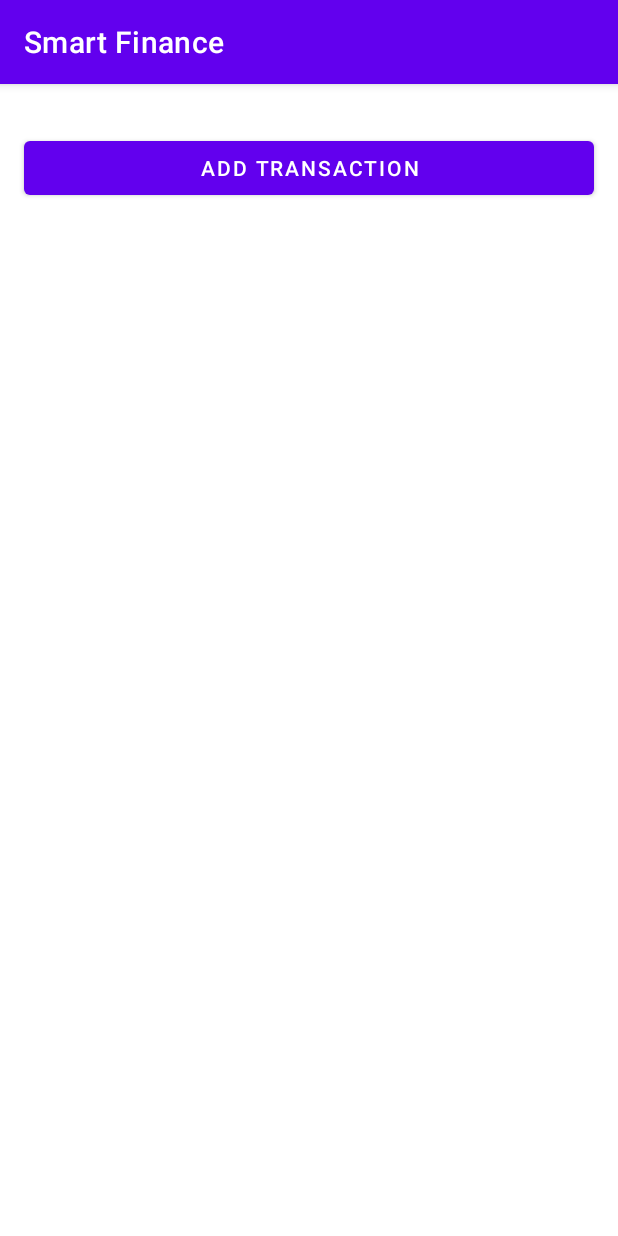
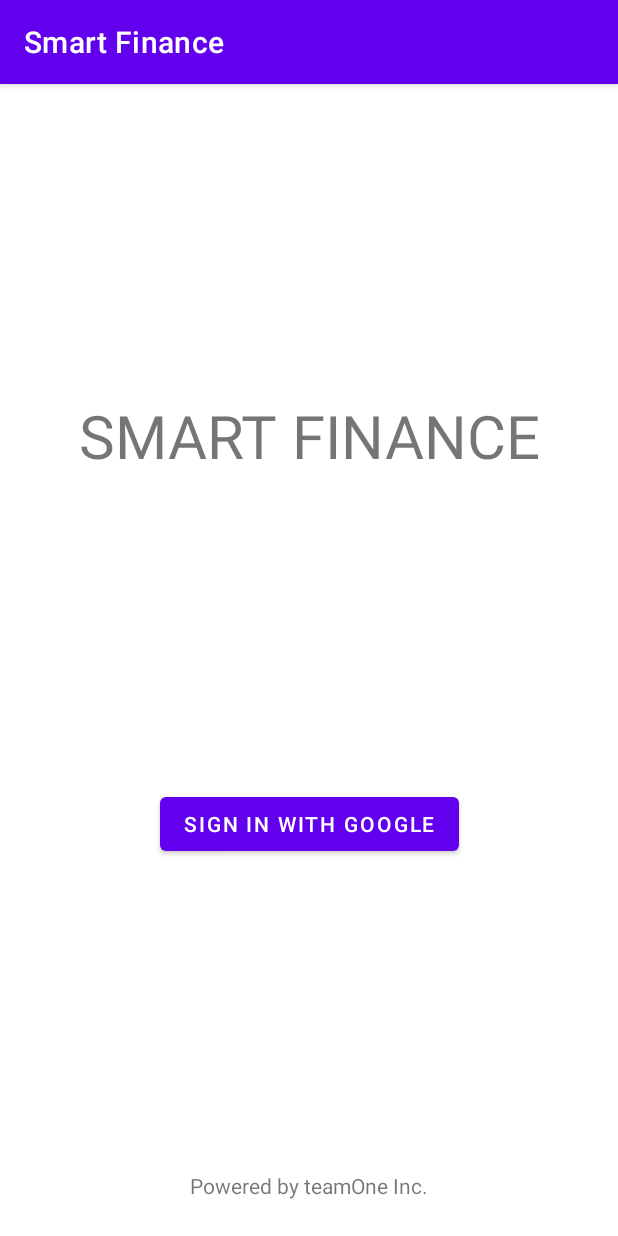
Before and after one commit to ayush-km/smart-finance, an Android app: the screen it shows after launch (MainActivity before the commit, LoginActivity after it), on a phone screen of 412 x 824 dp. Run offline under Robolectric (Android 15) with nearby library versions, the phone set to English and light mode, and no system bars; our stand-ins replace Firebase (no records; nobody signed in at launch, a user with empty details on screens opened directly).

Commit message:
added sign in with google capability
added LoginActivity
updated usages

Signed-off-by: ayush-km <ayushkk000@gmail.com>

```diff
--- a/app/build.gradle
+++ b/app/build.gradle
@@ -48,6 +48,7 @@ dependencies {
     implementation 'com.google.firebase:firebase-analytics-ktx'
     implementation 'com.google.firebase:firebase-auth-ktx'
     implementation 'com.google.firebase:firebase-firestore-ktx'
+    implementation 'com.google.android.gms:play-services-auth:20.2.0'
 
     def coroutines_version = "1.5.0"
     implementation "org.jetbrains.kotlinx:kotlinx-coroutines-core:$coroutines_version"
--- a/app/src/main/AndroidManifest.xml
+++ b/app/src/main/AndroidManifest.xml
@@ -18,12 +18,6 @@
             android:exported="false"
             android:label="Transaction" />
         <activity
-            android:name=".GreetingActivity"
-            android:exported="false" />
-        <activity
-            android:name=".RegistrationActivity"
-            android:exported="false" />
-        <activity
             android:name=".LoginActivity"
             android:exported="false" />
         <activity
--- /dev/null
+++ b/app/src/main/java/com/ayushkm/smartfinance/LoginActivity.kt
@@ -0,0 +1,86 @@
+package com.ayushkm.smartfinance
+
+import android.content.Intent
+import android.os.Bundle
+import android.widget.Button
+import android.widget.Toast
+import androidx.appcompat.app.AppCompatActivity
+import com.google.android.gms.auth.api.signin.GoogleSignIn
+import com.google.android.gms.auth.api.signin.GoogleSignInAccount
+import com.google.android.gms.auth.api.signin.GoogleSignInOptions
+import com.google.firebase.auth.FirebaseAuth
+import com.google.firebase.auth.GoogleAuthProvider
+import kotlinx.coroutines.CoroutineScope
+import kotlinx.coroutines.Dispatchers
+import kotlinx.coroutines.launch
+import kotlinx.coroutines.tasks.await
+import kotlinx.coroutines.withContext
+import java.io.IOException
+
+class LoginActivity : AppCompatActivity() {
+    private val REQUEST_CODE_SIGN_IN = 0
+    private lateinit var auth: FirebaseAuth
+    private lateinit var signInButton: Button
+
+
+    override fun onCreate(savedInstanceState: Bundle?) {
+        super.onCreate(savedInstanceState)
+        setContentView(R.layout.activity_login)
+
+        auth = FirebaseAuth.getInstance()
+        signInButton = findViewById(R.id.btn_login)
+
+        signInButton.setOnClickListener {
+            val options = GoogleSignInOptions.Builder(
+                GoogleSignInOptions.DEFAULT_SIGN_IN
+            ).requestIdToken(getString(R.string.webclient_id))
+                .requestProfile()
+                .build()
+
+            val signInClient = GoogleSignIn.getClient(
+                this,
+                options
+            )
+
+            signInClient.signInIntent.also {
+                startActivityForResult(it, REQUEST_CODE_SIGN_IN)
+            }
+        }
+    }
+
+    override fun onActivityResult(requestCode: Int, resultCode: Int, data: Intent?) {
+        super.onActivityResult(requestCode, resultCode, data)
+
+        if (requestCode == REQUEST_CODE_SIGN_IN) {
+            val account = GoogleSignIn.getSignedInAccountFromIntent(data).result
+            account?.let {
+                googleAuthForFirebase(it)
+            }
+        }
+    }
+
+
+    private fun googleAuthForFirebase(googleSignInAccount: GoogleSignInAccount) {
+        val credentials = GoogleAuthProvider.getCredential(googleSignInAccount.idToken, null)
+
+        CoroutineScope(Dispatchers.IO).launch {
+            try {
+                auth.signInWithCredential(credentials).await()
+                withContext(Dispatchers.Main) {
+                    Toast.makeText(this@LoginActivity, "Signed In!", Toast.LENGTH_SHORT).show()
+                }
+
+                val intent = Intent(this@LoginActivity, MainActivity::class.java)
+                intent.putExtra("USER_NAME", auth.currentUser?.displayName)
+                startActivity(intent)
+                finish()
+
+
+            } catch (e: IOException) {
+                withContext(Dispatchers.Main) {
+                    Toast.makeText(this@LoginActivity, e.message, Toast.LENGTH_SHORT).show()
+                }
+            }
+        }
+    }
+}
--- a/app/src/main/java/com/ayushkm/smartfinance/StartScreen.kt
+++ b/app/src/main/java/com/ayushkm/smartfinance/StartScreen.kt
@@ -8,7 +8,7 @@ import androidx.appcompat.app.AppCompatActivity
 class StartScreen : AppCompatActivity() {
     override fun onCreate(savedInstanceState: Bundle?) {
         super.onCreate(savedInstanceState)
-        startActivity(Intent(this, MainActivity::class.java))
+        startActivity(Intent(this, LoginActivity::class.java))
         finish()
     }
 }
--- /dev/null
+++ b/app/src/main/res/layout/activity_login.xml
@@ -0,0 +1,43 @@
+<?xml version="1.0" encoding="utf-8"?>
+<androidx.constraintlayout.widget.ConstraintLayout xmlns:android="http://schemas.android.com/apk/res/android"
+    xmlns:app="http://schemas.android.com/apk/res-auto"
+    xmlns:tools="http://schemas.android.com/tools"
+    android:layout_width="match_parent"
+    android:layout_height="match_parent"
+    tools:context=".LoginActivity">
+
+    <Button
+        android:id="@+id/btn_login"
+        android:layout_width="wrap_content"
+        android:layout_height="wrap_content"
+        android:text="Sign In With Google"
+        app:layout_constraintBottom_toTopOf="@+id/textView2"
+        app:layout_constraintEnd_toEndOf="parent"
+        app:layout_constraintHorizontal_bias="0.5"
+        app:layout_constraintStart_toStartOf="parent"
+        app:layout_constraintTop_toBottomOf="@+id/textView" />
+
+    <TextView
+        android:id="@+id/textView"
+        android:layout_width="wrap_content"
+        android:layout_height="wrap_content"
+        android:text="SMART FINANCE"
+        android:textSize="40sp"
+        app:layout_constraintBottom_toTopOf="@+id/btn_login"
+        app:layout_constraintEnd_toEndOf="parent"
+        app:layout_constraintHorizontal_bias="0.5"
+        app:layout_constraintStart_toStartOf="parent"
+        app:layout_constraintTop_toTopOf="parent"
+        app:layout_constraintVertical_bias="0.24000001" />
+
+    <TextView
+        android:id="@+id/textView2"
+        android:layout_width="wrap_content"
+        android:layout_height="wrap_content"
+        android:layout_marginBottom="24dp"
+        android:text="Powered by teamOne Inc."
+        app:layout_constraintBottom_toBottomOf="parent"
+        app:layout_constraintEnd_toEndOf="parent"
+        app:layout_constraintHorizontal_bias="0.5"
+        app:layout_constraintStart_toStartOf="parent" />
+</androidx.constraintlayout.widget.ConstraintLayout>
--- a/app/src/main/res/values/strings.xml
+++ b/app/src/main/res/values/strings.xml
@@ -9,4 +9,7 @@
     <string name="invalid_password">Password must be >5 characters</string>
     <string name="login_failed">"Login failed"</string>
     <string name="amount">Rs. %1$d</string>
+    <string name="welcome_string">Welcome %1$s!</string>
+
+    <string name="webclient_id">519379412377-m7pdfsus3a01lkp3ammdm7q59fuvj62m.apps.googleusercontent.com</string>
 </resources>
```
Also changed, not shown: app/src/main/java/com/ayushkm/smartfinance/MainActivity.kt (+7 -0 lines), app/src/main/res/layout/activity_main.xml (+12 -1 lines).
